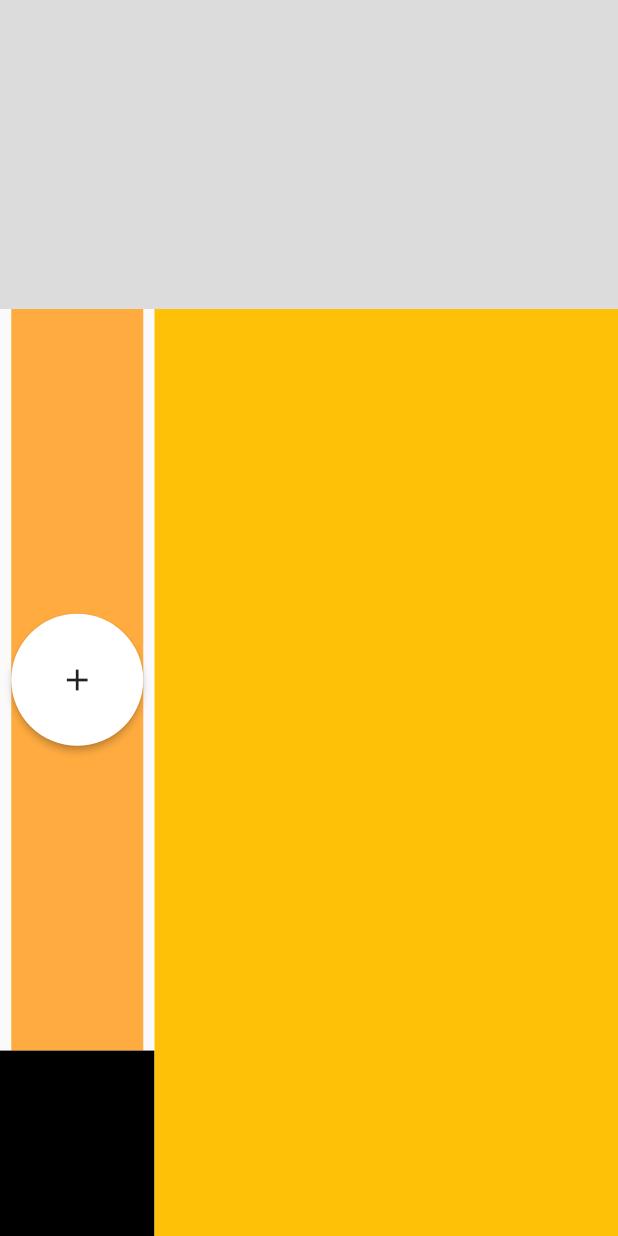
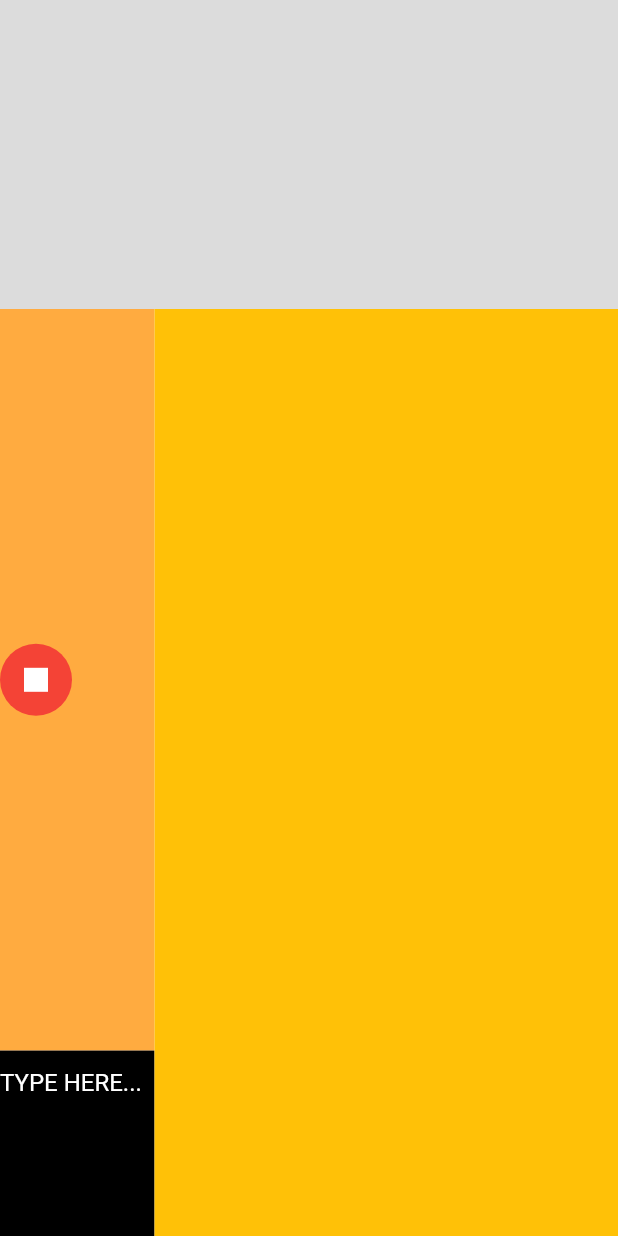
Before and after one commit to ltphy/shopping_cart, a Flutter app: the screen it shows after launch, after a tap on the "person" icon, on a phone screen of 412 x 824 dp. Run offline on Flutter 3.47's test engine with Material 2 defaults, Android fonts, the phone set to English and light mode, and no system bars; our stand-ins replace flutter_svg.

Commit message:
feat<button_stop> add button stop

```diff
--- /dev/null
+++ b/lib/screens/UserLogin/CustomScrollBehavior.dart
@@ -0,0 +1,9 @@
+import 'package:flutter/material.dart';
+
+class CustomScrollBehavior extends ScrollBehavior {
+  @override
+  Widget buildViewportChrome(
+      BuildContext context, Widget child, AxisDirection axisDirection) {
+    return child;
+  }
+}
--- a/lib/screens/UserLogin/UserLogin.dart
+++ b/lib/screens/UserLogin/UserLogin.dart
@@ -1,4 +1,7 @@
+import 'package:flutter/cupertino.dart';
 import 'package:flutter/material.dart';
+import 'package:flutter_svg/svg.dart';
+import 'package:shopping/screens/UserLogin/CustomScrollBehavior.dart';
 
 class UserLogin extends StatefulWidget {
   @override
@@ -39,25 +42,31 @@ class _UserLoginState extends State<UserLogin> {
   Future<void> showInfoDialog() async {
     return showDialog<void>(
       context: context,
-      barrierDismissible: false, // user must tap button!
+      // barrierDismissible: false, // user must tap button!
       builder: (BuildContext context) {
         return AlertDialog(
           title: Text('AlertDialog Title'),
-          content: SingleChildScrollView(
+          content: ScrollConfiguration(
+              behavior: CustomScrollBehavior(),
+              child: SingleChildScrollView(
+                physics: BouncingScrollPhysics(),
+                child: Container(
+                  padding: EdgeInsets.only(top: 200),
                   child: Column(
                     children: <Widget>[
                       buildInputContainer(context, nameController, "Name"),
                       buildInputContainer(context, emailController, "Email"),
-                buildInputContainer(context, passwordController, "Password")
+                      buildInputContainer(
+                          context, passwordController, "Password")
                     ],
                   ),
                 ),
+              )),
           actions: <Widget>[
             TextButton(
               child: Text('Approve'),
               onPressed: () {
-                // FocusScope.of(context).unfocus();
-                FocusManager.instance.primaryFocus.unfocus();
+                FocusScope.of(context).unfocus();
                 Navigator.of(context).pop();
               },
             ),
@@ -74,7 +83,7 @@ class _UserLoginState extends State<UserLogin> {
     return Scaffold(
       resizeToAvoidBottomPadding: false, // allow padding without resize UI.
       body: SingleChildScrollView(
-          reverse: true, //will let your scroll from bottom to top
+          reverse: true,
           child: Padding(
               padding: EdgeInsets.only(bottom: bottom),
               child: Container(
@@ -82,7 +91,8 @@ class _UserLoginState extends State<UserLogin> {
                   width: size.width,
                   child: Column(
                     children: <Widget>[
-                    Expanded(flex: 1, child: Container(color: Colors.black12)),
+                      Expanded(
+                          flex: 1, child: Container(color: Colors.black12)),
                       Expanded(
                         flex: 3,
                         child: Container(
@@ -95,28 +105,38 @@ class _UserLoginState extends State<UserLogin> {
                                     Expanded(
                                         flex: 4,
                                         child: Container(
-                                          padding: EdgeInsets.zero,
                                             color: Colors.orangeAccent,
-                                          child: MaterialButton(
+                                            child: Row(children: <Widget>[
+                                              Container(
+                                                decoration: BoxDecoration(
+                                                  shape: BoxShape.circle,
+                                                  color: Colors.red,
+                                                ),
+                                                child: IconButton(
+                                                  icon: SvgPicture.asset(
+                                                    "assets/icons/stop-24px.svg",
                                                     color: Colors.white,
-                                            shape: CircleBorder(),
-                                            child: Icon(
-                                              Icons.add,
-                                              size: 24,
+                                                    width: 50,
+                                                    height: 50,
                                                   ),
                                                   onPressed: () {
                                                     showInfoDialog();
                                                   },
-                                          ))),
+                                                ),
+                                              ),
+                                            ]))),
                                     Expanded(
                                         flex: 1,
                                         child: Container(
                                           color: Colors.black,
                                           child: TextField(
                                             maxLines: 100,
-                                          style: TextStyle(color: Colors.white),
+                                            style:
+                                                TextStyle(color: Colors.white),
                                             decoration: InputDecoration(
                                               hintText: "TYPE HERE...",
+                                              hintStyle: TextStyle(
+                                                  color: Colors.white),
                                               border: InputBorder.none,
                                               enabledBorder: InputBorder.none,
                                             ),
@@ -130,8 +150,7 @@ class _UserLoginState extends State<UserLogin> {
                         )),
                       )
                     ],
-                )),
-          )),
+                  )))),
     );
   }
 }
```
Also changed, not shown: assets/icons/stop-24px.svg (added). Lines whose indentation alone changed are shown as unchanged.
